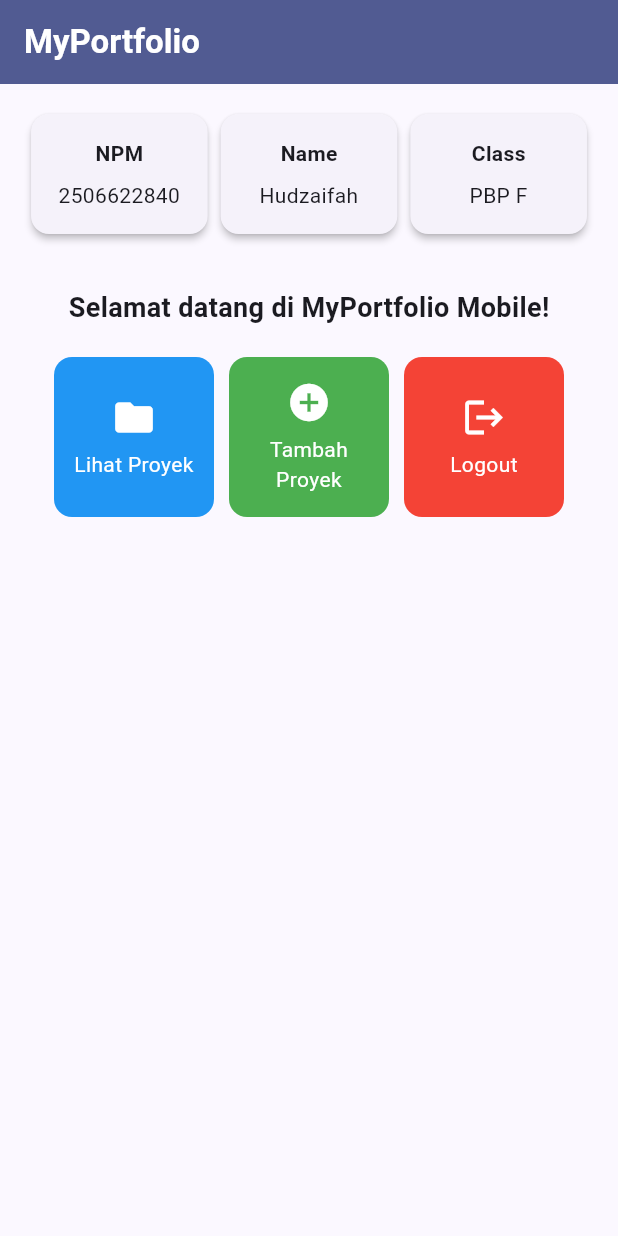
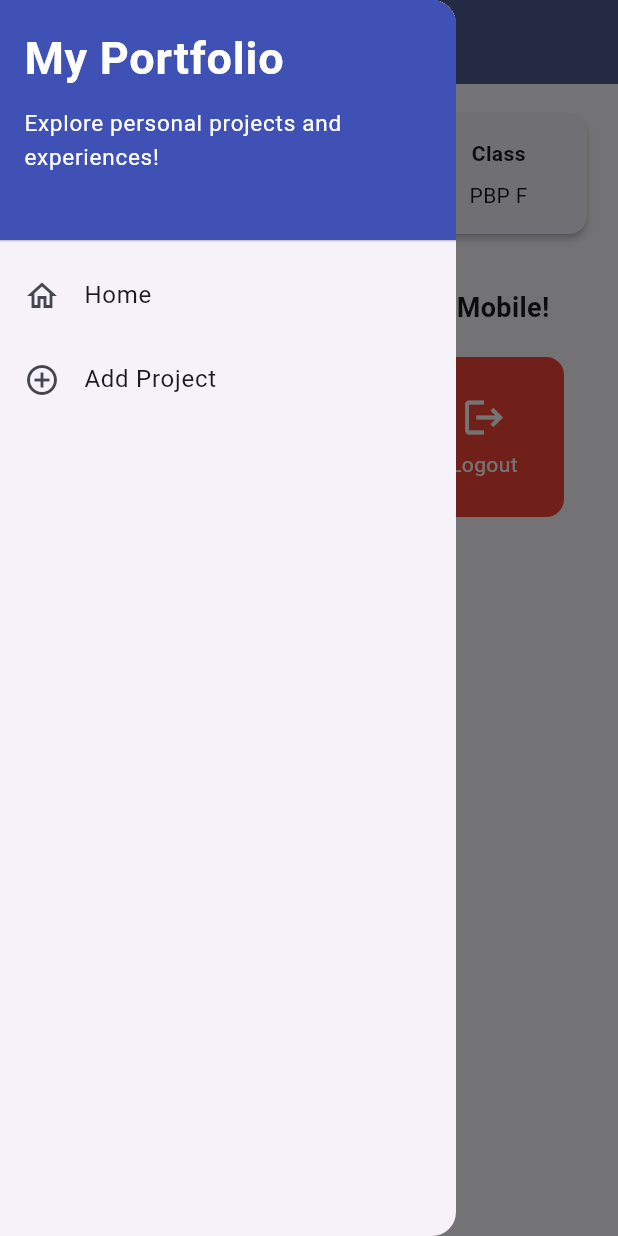
Before and after one commit to uzzzzzaaaaa/myportofolio_mobile, a Flutter app: the screen it shows after launch, with the side drawer open (before the commit the screen has no drawer), on a phone screen of 412 x 824 dp. Run offline on Flutter 3.47's test engine with Material 3 defaults, Android fonts, the phone set to English and light mode, and no system bars; our stand-ins replace material_ui.

Commit message:
feat: Menyelesaikan Tutorial 9

```diff
--- a/lib/main.dart
+++ b/lib/main.dart
@@ -1,5 +1,5 @@
-import 'package:flutter/material.dart';
-import 'package:myportofolio_mobile/menu.dart';
+import 'package:material_ui/material_ui.dart';
+import 'package:myportofolio_mobile/screens/menu.dart';
 
 void main() {
   runApp(const MyApp());
--- a/lib/menu.dart
+++ b/lib/screens/menu.dart
@@ -1,4 +1,6 @@
-import 'package:flutter/material.dart';
+import 'package:material_ui/material_ui.dart';
+import 'package:myportofolio_mobile/widgets/left_drawer.dart';
+import 'package:myportofolio_mobile/widgets/project_card.dart';
 
 class MyHomePage extends StatelessWidget {
   MyHomePage({super.key});
@@ -22,7 +24,9 @@ class MyHomePage extends StatelessWidget {
           style: TextStyle(color: Colors.white, fontWeight: FontWeight.bold),
         ),
         backgroundColor: Theme.of(context).colorScheme.primary,
+        iconTheme: const IconThemeData(color: Colors.white),
       ),
+      drawer: const LeftDrawer(),
       body: Padding(
         padding: const EdgeInsets.all(16.0),
         child: Column(
@@ -103,45 +107,3 @@ class ItemHomepage {
 
   ItemHomepage(this.name, this.icon, this.color);
 }
-
-class ItemCard extends StatelessWidget {
-  final ItemHomepage item;
-
-  const ItemCard(this.item, {super.key});
-
-  @override
-  Widget build(BuildContext context) {
-    return Material(
-      color: item.color,
-      borderRadius: BorderRadius.circular(12),
-      child: InkWell(
-        onTap: () {
-          ScaffoldMessenger.of(context)
-            ..hideCurrentSnackBar()
-            ..showSnackBar(
-              SnackBar(
-                content: Text("Kamu telah menekan tombol ${item.name}!"),
-              ),
-            );
-        },
-        child: Container(
-          padding: const EdgeInsets.all(8),
-          child: Center(
-            child: Column(
-              mainAxisAlignment: MainAxisAlignment.center,
-              children: [
-                Icon(item.icon, color: Colors.white, size: 30.0),
-                const Padding(padding: EdgeInsets.all(3)),
-                Text(
-                  item.name,
-                  textAlign: TextAlign.center,
-                  style: const TextStyle(color: Colors.white),
-                ),
-              ],
-            ),
-          ),
-        ),
-      ),
-    );
-  }
-}
--- /dev/null
+++ b/lib/widgets/left_drawer.dart
@@ -0,0 +1,62 @@
+import 'package:material_ui/material_ui.dart';
+import 'package:myportofolio_mobile/screens/menu.dart';
+import 'package:myportofolio_mobile/screens/project_form.dart';
+
+class LeftDrawer extends StatelessWidget {
+  const LeftDrawer({super.key});
+
+  @override
+  Widget build(BuildContext context) {
+    return Drawer(
+      child: ListView(
+        children: [
+          const DrawerHeader(
+            decoration: BoxDecoration(color: Colors.indigo),
+            child: Column(
+              crossAxisAlignment: CrossAxisAlignment.start,
+              children: [
+                Text(
+                  'My Portfolio',
+                  style: TextStyle(
+                    fontSize: 30,
+                    fontWeight: FontWeight.bold,
+                    color: Colors.white,
+                  ),
+                ),
+                SizedBox(height: 10),
+                Text(
+                  'Explore personal projects and experiences!',
+                  style: TextStyle(fontSize: 15, color: Colors.white),
+                ),
+              ],
+            ),
+          ),
+          ListTile(
+            leading: const Icon(Icons.home_outlined),
+            title: const Text('Home'),
+            // Navigasi ke halaman utama portofolio
+            onTap: () {
+              Navigator.pushReplacement(
+                context,
+                MaterialPageRoute(builder: (context) => MyHomePage()),
+              );
+            },
+          ),
+          ListTile(
+            leading: const Icon(Icons.add_circle_outline),
+            title: const Text('Add Project'),
+            // Navigasi ke halaman tambah proyek
+            onTap: () {
+              Navigator.pushReplacement(
+                context,
+                MaterialPageRoute(
+                  builder: (context) => const ProjectFormPage(),
+                ),
+              );
+            },
+          ),
+        ],
+      ),
+    );
+  }
+}
--- /dev/null
+++ b/lib/widgets/project_card.dart
@@ -0,0 +1,54 @@
+import 'package:material_ui/material_ui.dart';
+import 'package:myportofolio_mobile/screens/menu.dart';
+import 'package:myportofolio_mobile/screens/project_form.dart';
+
+class ItemCard extends StatelessWidget {
+  final ItemHomepage item;
+
+  const ItemCard(this.item, {super.key});
+
+  @override
+  Widget build(BuildContext context) {
+    return Material(
+      color: item.color,
+      borderRadius: BorderRadius.circular(12),
+      child: InkWell(
+        onTap: () {
+          // Memunculkan SnackBar ketika diklik
+          ScaffoldMessenger.of(context)
+            ..hideCurrentSnackBar()
+            ..showSnackBar(
+              SnackBar(
+                content: Text("Kamu telah menekan tombol ${item.name}!"),
+              ),
+            );
+
+          // Navigate ke halaman yang sesuai
+          if (item.name == "Tambah Proyek") {
+            Navigator.push(
+              context,
+              MaterialPageRoute(builder: (context) => const ProjectFormPage()),
+            );
+          }
+        },
+        child: Container(
+          padding: const EdgeInsets.all(8),
+          child: Center(
+            child: Column(
+              mainAxisAlignment: MainAxisAlignment.center,
+              children: [
+                Icon(item.icon, color: Colors.white, size: 30.0),
+                const Padding(padding: EdgeInsets.all(3)),
+                Text(
+                  item.name,
+                  textAlign: TextAlign.center,
+                  style: const TextStyle(color: Colors.white),
+                ),
+              ],
+            ),
+          ),
+        ),
+      ),
+    );
+  }
+}
--- a/pubspec.yaml
+++ b/pubspec.yaml
@@ -34,6 +34,7 @@ dependencies:
   # The following adds the Cupertino Icons font to your application.
   # Use with the CupertinoIcons class for iOS style icons.
   cupertino_icons: ^1.0.8
+  material_ui: ^1.11.1
 
 dev_dependencies:
   flutter_test:
```
Also changed, not shown: lib/screens/project_form.dart (added, +212 -0 lines), pubspec.lock.
